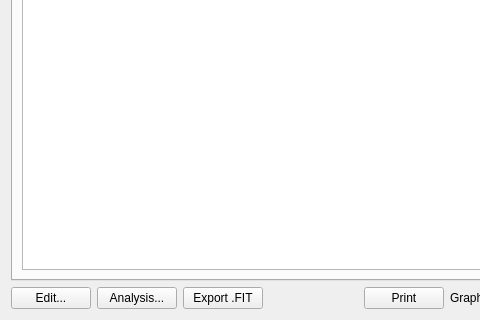
Qt form ui/summary.ui (ihewitt/poolviewer) before a commit; both pictures show x 0 to 480 and y 389 to 709 of the 1059 by 709 pixel window.
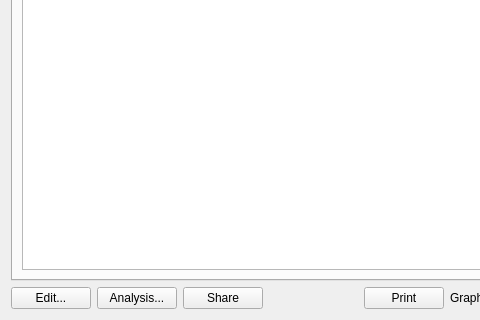
The same form after that commit. Custom widgets are drawn as their Qt base class.

Patch:
```diff
--- a/ui/summary.ui
+++ b/ui/summary.ui
@@ -418,7 +418,7 @@
           <item>
            <widget class="QPushButton" name="fitButton">
             <property name="text">
-             <string>Export .FIT</string>
+             <string>Share</string>
             </property>
            </widget>
           </item>
```
Left out of the diff: 4 changed lines with no effect on the pictures.
